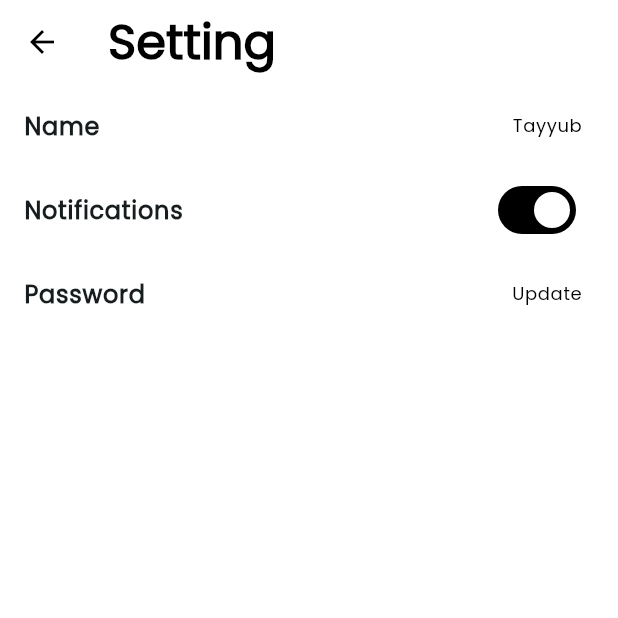
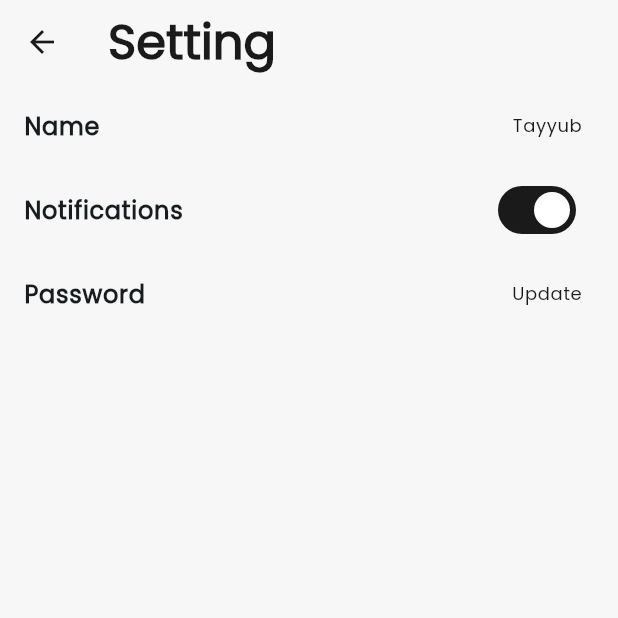
Before and after one commit to TayyubKhan/linkup, a Flutter app: the HomeView screen opened by its route, after a tap on the "settings" icon, on a phone screen of 412 x 824 dp, the top half of it. Run offline on Flutter 3.47's test engine with Material 3 defaults, Android fonts, the light colour scheme and no system bars; our stand-ins replace emoji_picker_flutter, file_picker, flutter_chat_types, flutter_chat_ui, flutter_riverpod, gap and 1 more; generated files the repository leaves out were written again.

Commit message:
Changes colors and added Chat UI

```diff
--- a/lib/Components/AppListTile.dart
+++ b/lib/Components/AppListTile.dart
@@ -8,29 +8,31 @@
   String time;
   bool isOnline;
   int index;
-  AppListTile({
-    super.key,
-    this.title = '',
-    this.message = '',
-    this.time = '',
-    this.isOnline = true,
-    this.index = 1,
-  });
+  VoidCallback? onTap;
+  AppListTile(
+      {super.key,
+      this.title = '',
+      this.message = '',
+      this.time = '',
+      this.isOnline = true,
+      this.index = 1,
+      this.onTap});
 
   @override
   Widget build(BuildContext context) {
     final height = MediaQuery.sizeOf(context).height;
     final width = MediaQuery.sizeOf(context).width;
     return ListTile(
+      onTap: onTap,
       title: Text(
         title,
         style: const TextStyle(fontFamily: 'pop', fontWeight: FontWeight.w800),
       ),
       leading: const CircleAvatar(
-          backgroundColor: Colors.black,
+          backgroundColor: Color(0xff1a1a1a),
           child: Icon(
             Icons.person,
-            color: Colors.white,
+            color: Color(0xffF7F7F7),
           )),
       subtitle: Text(
         message,
@@ -48,7 +50,7 @@
                   width: height * 0.01,
                   height: height * 0.01,
                   decoration: BoxDecoration(
-                      border: Border.all(width: 0.7, color: Colors.black),
+                      border: Border.all(width: 0.18, color: Color(0xff1a1a1a)),
                       shape: BoxShape.circle,
                       color: Colors.green),
                 )
--- a/lib/Components/Button.dart
+++ b/lib/Components/Button.dart
@@ -16,7 +16,7 @@
         height: height * 0.07,
         width: width * .4,
         decoration: BoxDecoration(
-            color: Colors.black, borderRadius: BorderRadius.circular(35)),
+            color: Color(0xff1a1a1a), borderRadius: BorderRadius.circular(35)),
         child: Center(
           child: Text(
             title,
--- /dev/null
+++ b/lib/Components/backicon.dart
@@ -0,0 +1,15 @@
+import 'package:flutter/material.dart';
+
+class AppBackButton extends StatelessWidget {
+  const AppBackButton({super.key});
+
+  @override
+  Widget build(BuildContext context) {
+    return BackButton(
+      onPressed: () {
+        Navigator.pop(context);
+      },
+      color: Color(0xff1a1a1a),
+    );
+  }
+}
--- a/lib/features/home/view/home_view.dart
+++ b/lib/features/home/view/home_view.dart
@@ -13,12 +13,14 @@
 
 class _HomeViewState extends State<HomeView> {
   @override
-  Widget build(BuildContext context) {  final height = MediaQuery.sizeOf(context).height;
-  final width = MediaQuery.sizeOf(context).width;
+  Widget build(BuildContext context) {
+    final height = MediaQuery.sizeOf(context).height;
+    final width = MediaQuery.sizeOf(context).width;
     return PopScope(
       canPop: false,
       child: Scaffold(
         appBar: AppBar(
+          scrolledUnderElevation: 0,
           elevation: 0,
           backgroundColor: Colors.transparent,
           title: Text(
@@ -41,15 +43,18 @@
             )
           ],
         ),
-        body: Column(
-          children: [
-            AppListTile(
-              title: "Tayyub",
-              message: "Let's Try LinkUp!",
-              time: "9/21",
-            )
-          ],
-        ),
+        body: ListView.builder(
+            itemCount: 1,
+            itemBuilder: (context, i) {
+              return AppListTile(
+                onTap: () {
+                  Navigator.pushNamed(context, RoutesName.chatView);
+                },
+                title: "Tayyub",
+                message: "Let's Try LinkUp!",
+                time: "9/21",
+              );
+            }),
       ),
     );
   }
--- a/lib/features/setting/view/setting_view.dart
+++ b/lib/features/setting/view/setting_view.dart
@@ -1,7 +1,8 @@
-
 import 'package:flutter/material.dart';
 import 'package:linkup/Components/AppListTile.dart';
 import 'package:linkup/Components/settingListTile.dart';
+
+import '../../../Components/backicon.dart';
 
 class SettingsView extends StatefulWidget {
   const SettingsView({super.key});
@@ -15,15 +16,7 @@
   Widget build(BuildContext context) {
     return Scaffold(
       appBar: AppBar(
-        leading: InkWell(
-          onTap: () {
-            Navigator.pop(context);
-          },
-          child: const Icon(
-            Icons.arrow_back,
-            color: Colors.black,
-          ),
-        ),
+        leading: const AppBackButton(),
         elevation: 0,
         backgroundColor: Colors.transparent,
         title: Text(
--- a/pubspec.yaml
+++ b/pubspec.yaml
@@ -44,6 +44,7 @@
   riverpod_lint: ^2.3.13
   emoji_picker_flutter: ^3.0.0
   file_picker: ^8.1.2
+  flutter_chat_ui: ^1.6.15
 
 dev_dependencies:
   flutter_test:
```
Also changed, not shown: lib/features/chat/view/chat_view.dart (+95 -46 lines), lib/main.dart (+21 -18 lines), assets/back.jpg (added), pubspec.lock.
